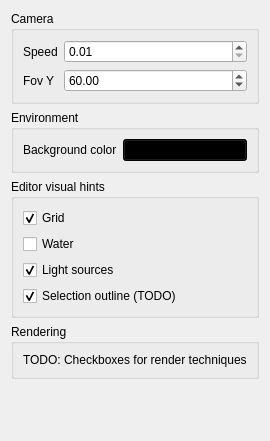
Before: the Qt Designer form Project3/ui/miscsettingswidget.ui in QTGuys/Project_3, drawn with Qt 5.
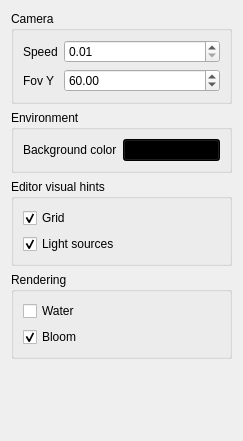
After: the same form once the commit is applied.

Diff of the .ui file:
```diff
--- a/Project3/ui/miscsettingswidget.ui
+++ b/Project3/ui/miscsettingswidget.ui
@@ -99,13 +99,6 @@
         </property>
        </widget>
       </item>
-      <item>
-       <widget class="QCheckBox" name="checkBoxWater">
-        <property name="text">
-         <string>Water</string>
-        </property>
-       </widget>
-      </item>
       <item>
        <widget class="QCheckBox" name="checkBoxLightSources">
         <property name="text">
@@ -116,16 +109,6 @@
         </property>
        </widget>
       </item>
-      <item>
-       <widget class="QCheckBox" name="checkBoxSelectionOutline">
-        <property name="text">
-         <string>Selection outline (TODO)</string>
-        </property>
-        <property name="checked">
-         <bool>true</bool>
-        </property>
-       </widget>
-      </item>
      </layout>
     </widget>
    </item>
@@ -136,9 +119,22 @@
      </property>
      <layout class="QVBoxLayout" name="verticalLayout_2">
       <item>
-       <widget class="QLabel" name="label_3">
+       <widget class="QCheckBox" name="checkBoxWater">
         <property name="text">
-         <string>TODO: Checkboxes for render techniques</string>
+         <string>Water</string>
+        </property>
+       </widget>
+      </item>
+      <item>
+       <widget class="QCheckBox" name="checkBoxBloom">
+        <property name="text">
+         <string>Bloom</string>
+        </property>
+        <property name="checked">
+         <bool>true</bool>
+        </property>
+        <property name="tristate">
+         <bool>false</bool>
         </property>
        </widget>
       </item>
```
